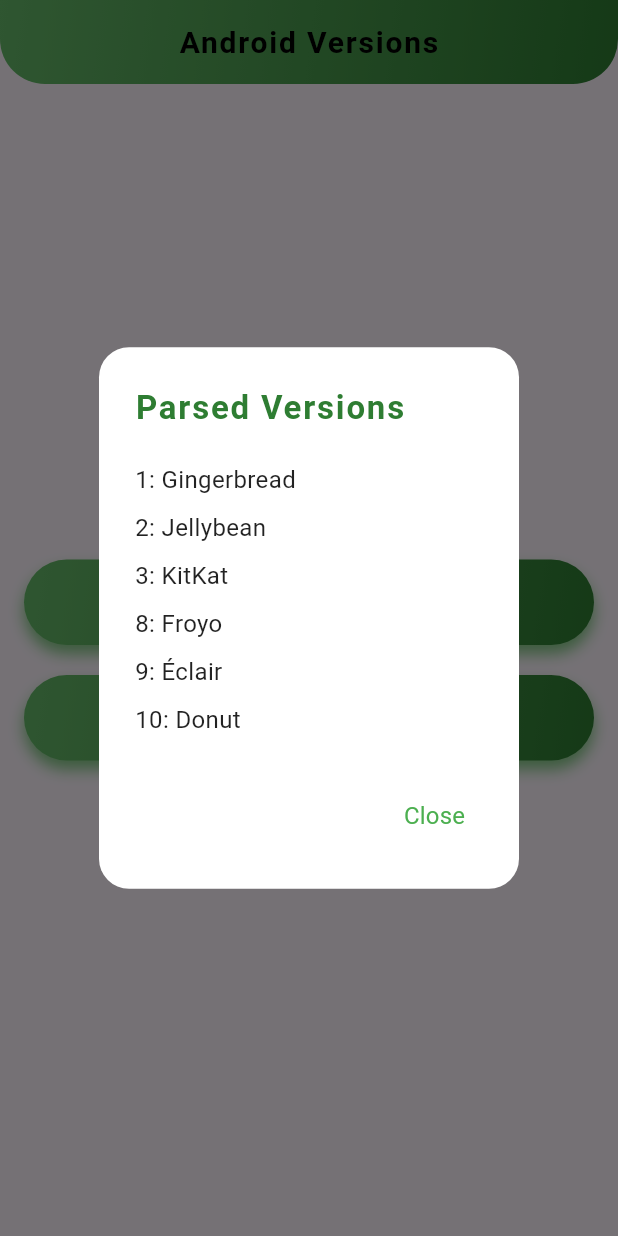
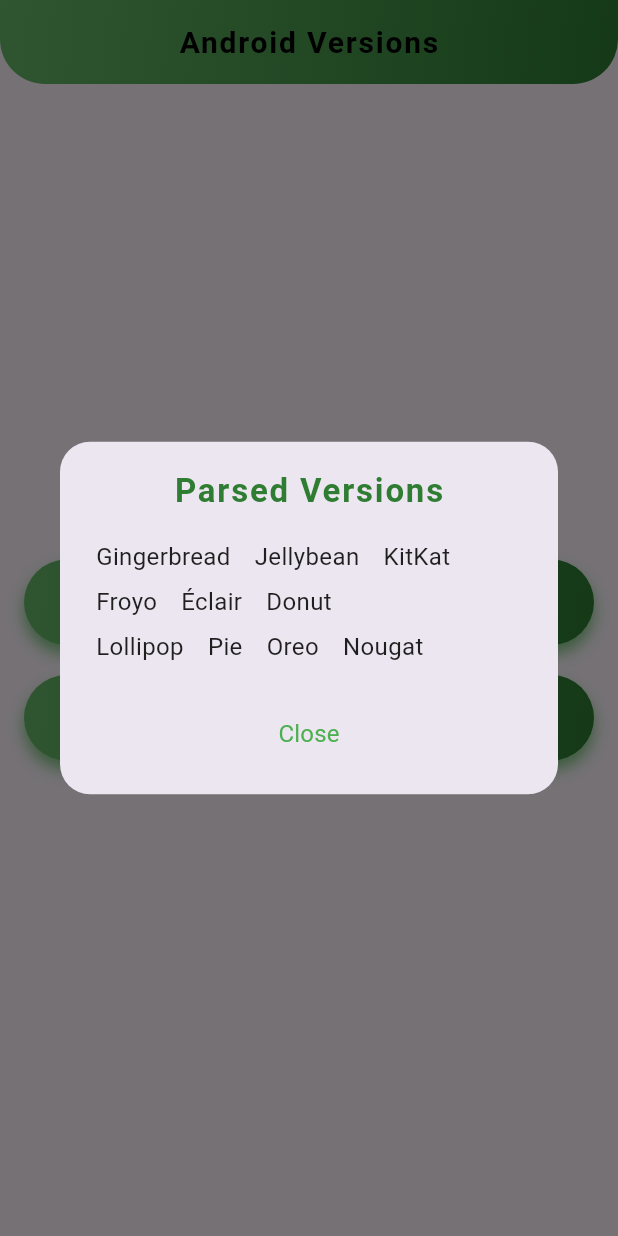
Before and after one commit to zihadsikder/json_task, a Flutter app: the screen it shows after launch, after a tap on "Show Input 2", on a phone screen of 412 x 824 dp. Run offline on Flutter 3.47's test engine with Material 3 defaults, Android fonts, the light colour scheme and no system bars.

Commit message:
task complete

```diff
--- a/lib/app/core/utils/json_parser.dart
+++ b/lib/app/core/utils/json_parser.dart
@@ -18,3 +18,39 @@
 
   return versions;
 }
+
+List<AndroidVersionModel> parseData(dynamic json) {
+  List<AndroidVersionModel> dataItems = [];
+
+  if (json is List && json.length > 1) {
+    var data = json[1] as List<dynamic>;
+
+    // Parse data items
+    for (var item in data) {
+      if (item is Map) {
+        dataItems
+            .add(AndroidVersionModel.fromJson(item.cast<String, dynamic>()));
+      }
+    }
+  }
+
+  return dataItems;
+}
+
+List<AndroidVersionModel> parseData2(dynamic json) {
+  List<AndroidVersionModel> dataItems = [];
+
+  if (json is List && json.length > 1) {
+    var data = json[2] as List<dynamic>;
+
+    // Parse data items
+    for (var item in data) {
+      if (item is Map) {
+        dataItems
+            .add(AndroidVersionModel.fromJson(item.cast<String, dynamic>()));
+      }
+    }
+  }
+
+  return dataItems;
+}
--- a/lib/app/features/data/repositories/android_version_repository_impl.dart
+++ b/lib/app/features/data/repositories/android_version_repository_impl.dart
@@ -7,4 +7,13 @@
   List<AndroidVersion> getVersions(dynamic json) {
     return parseJson(json);
   }
+
+  @override
+  List<AndroidVersion> getData(dynamic json) {
+    return parseData(json);
+  }
+
+  List<AndroidVersion> getData2(dynamic json) {
+    return parseData2(json);
+  }
 }
--- a/lib/app/features/domain/repositories/android_version_repository.dart
+++ b/lib/app/features/domain/repositories/android_version_repository.dart
@@ -2,4 +2,5 @@
 
 abstract class AndroidVersionRepository {
   List<AndroidVersion> getVersions(dynamic json);
+  List<AndroidVersion> getData(dynamic json);
 }
--- a/lib/app/presentation/screens/version_screen.dart
+++ b/lib/app/presentation/screens/version_screen.dart
@@ -13,35 +13,81 @@
   final AndroidVersionRepositoryImpl repository =
       AndroidVersionRepositoryImpl();
 
-  void _showParsedData(BuildContext context, List<AndroidVersion> versions) {
+  void _showParsedData(BuildContext context, List<AndroidVersion> versions,
+      List<AndroidVersion> data) {
     showDialog(
       context: context,
-      builder: (context) => AlertDialog(
+      builder: (context) => Dialog(
         shape: RoundedRectangleBorder(
           borderRadius: BorderRadius.circular(20),
         ),
-        backgroundColor: Colors.white,
-        title: Text('Parsed Versions',
+        child: Container(
+          padding: const EdgeInsets.all(16.0),
+          child: Column(
+            mainAxisSize: MainAxisSize.min,
+            // Ensures the dialog sizes to its content
+            children: [
+              Text('Parsed Versions',
                   style: AppTextStyles.titleStyle(
                       color: Colors.green.shade800, fontSize: 22)),
-        content: SingleChildScrollView(
-          child: ListBody(
-            children: versions
-                .map((version) => Padding(
-                      padding: const EdgeInsets.symmetric(vertical: 4.0),
-                      child: Text('${version.id}: ${version.title}',
+              const SizedBox(height: 16),
+              SizedBox(
+                height: 30, // Adjust height as needed
+                child: ListView.builder(
+                  scrollDirection: Axis.horizontal,
+                  itemCount: versions.length > 4 ? 3 : versions.length,
+                  itemBuilder: (context, index) {
+                    final version = versions[index];
+                    return Padding(
+                      padding: const EdgeInsets.symmetric(horizontal: 8.0),
+                      child: Text('${version.title}',
                           style: AppTextStyles.normalStyle()),
-                    ))
-                .toList(),
+                    );
+                  },
                 ),
               ),
-        actions: [
+              versions.length > 4
+                  ? SizedBox(
+                      height: 30, // Adjust height as needed
+                      child: ListView.builder(
+                        scrollDirection: Axis.horizontal,
+                        itemCount: versions.length > 4 ? 3 : versions.length,
+                        itemBuilder: (context, index) {
+                          final version = versions[index + 3];
+                          return Padding(
+                            padding:
+                                const EdgeInsets.symmetric(horizontal: 8.0),
+                            child: Text('${version.title}',
+                                style: AppTextStyles.normalStyle()),
+                          );
+                        },
+                      ),
+                    )
+                  : const SizedBox.shrink(),
+              SizedBox(
+                height: 30, // Adjust height as needed
+                child: ListView.builder(
+                  scrollDirection: Axis.horizontal,
+                  itemCount: data.length,
+                  itemBuilder: (context, index) {
+                    final version = data[index];
+                    return Padding(
+                      padding: const EdgeInsets.symmetric(horizontal: 8.0),
+                      child: Text('${version.title}',
+                          style: AppTextStyles.normalStyle()),
+                    );
+                  },
+                ),
+              ),
+              const SizedBox(height: 16),
               TextButton(
                 onPressed: () => Navigator.of(context).pop(),
                 child: Text('Close',
                     style: AppTextStyles.normalStyle(color: Colors.green)),
               ),
             ],
+          ),
+        ),
       ),
     );
   }
@@ -61,7 +107,8 @@
                 onPressed: () {
                   List<AndroidVersion> versions =
                       repository.getVersions(input1);
-                  _showParsedData(context, versions);
+                  List<AndroidVersion> data = repository.getData(input1);
+                  _showParsedData(context, versions, data);
                 },
               ),
               const SizedBox(height: 20),
@@ -70,7 +117,8 @@
                 onPressed: () {
                   List<AndroidVersion> versions =
                       repository.getVersions(input2);
-                  _showParsedData(context, versions);
+                  List<AndroidVersion> data = repository.getData2(input2);
+                  _showParsedData(context, versions, data);
                 },
               ),
             ],
```
Also changed, not shown: 1 other file. Lines whose indentation alone changed are shown as unchanged.
